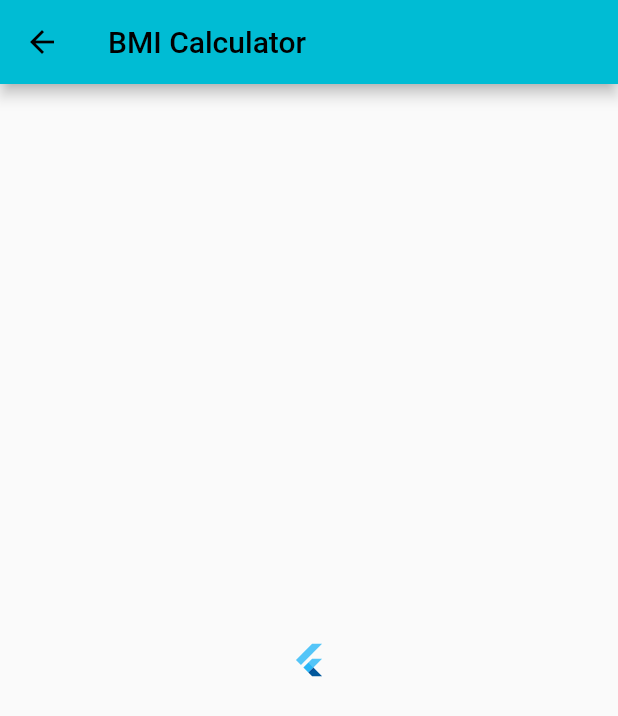
After one commit to BirajMainali/expr-flutter, a Flutter app: the BMIScreen screen opened directly, on a phone screen of 412 x 824 dp. The commit adds this screen. Shown: the top 716 px of the screen. Run offline on Flutter 3.47's test engine with Material 2 defaults, Android fonts, the phone set to English and light mode, and no system bars.

Commit message:
feat: add screens navigation

```diff
--- /dev/null
+++ b/lib/screens/bmi_screen.dart
@@ -0,0 +1,17 @@
+import 'package:flutter/material.dart';
+
+class BMIScreen extends StatelessWidget {
+  const BMIScreen({Key? key}) : super(key: key);
+
+  @override
+  Widget build(BuildContext context) {
+    return Scaffold(
+      appBar: AppBar(
+        title: const Text("BMI Calculator"),
+      ),
+      body: const Center(
+        child: FlutterLogo(),
+      ),
+    );
+  }
+}
```
Also changed, not shown: lib/shared/menu_drawer.dart (+18 -2 lines).
